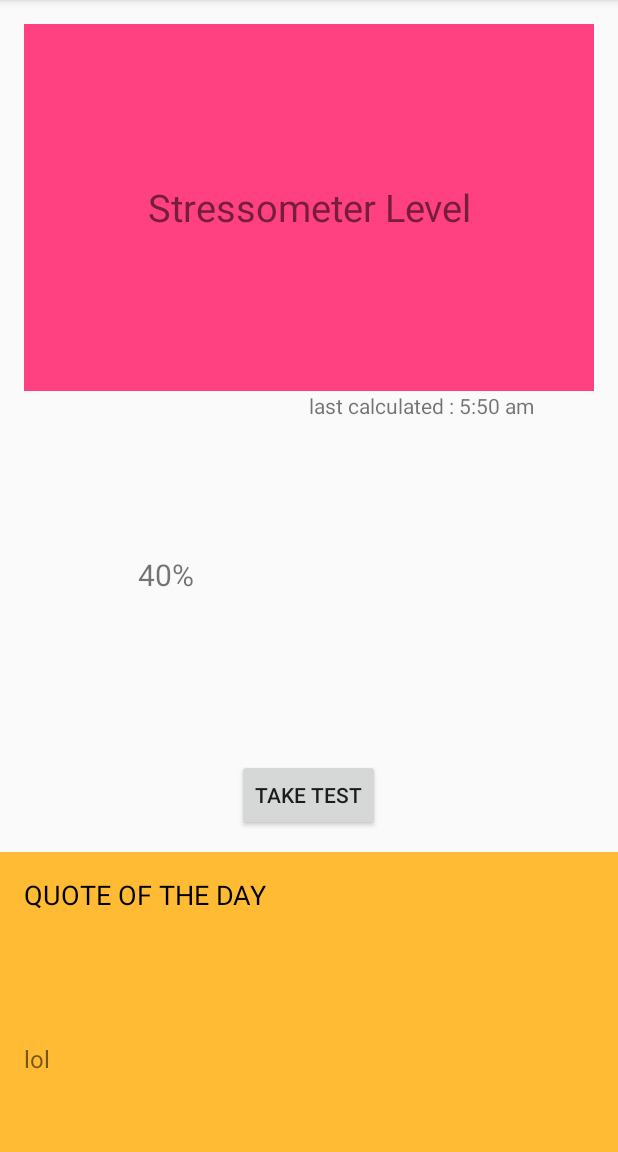
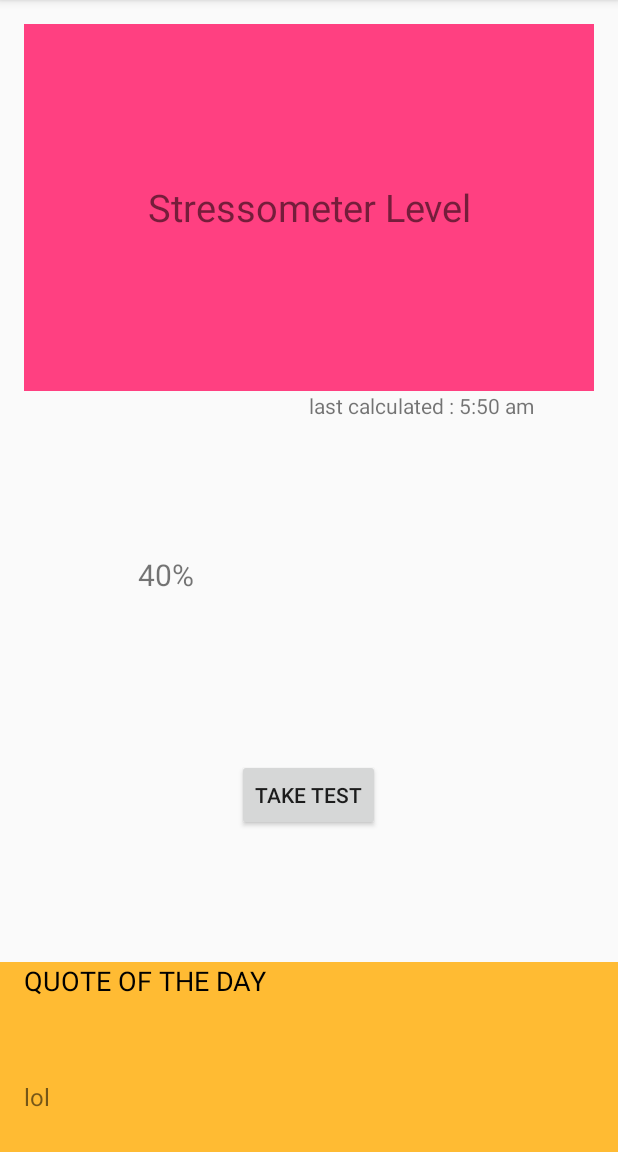
Before and after one commit to famishedrover/hackui, an Android app: the screen it shows after launch (MainActivity), on a phone screen of 412 x 824 dp, the part 84-1236 px from its top. Run offline under Robolectric (Android 15) with nearby library versions, the phone set to English and light mode, and no system bars; libraries missing offline, so code that uses them is left out: com.github.fafaldo.fabtoolbar; plain views replace FABToolbarLayout; network calls fail; 2 statements that could not run were skipped.

Commit message:
final commit

```diff
--- a/app/src/main/AndroidManifest.xml
+++ b/app/src/main/AndroidManifest.xml
@@ -11,6 +11,7 @@
         android:icon="@mipmap/ic_launcher"
         android:label="@string/app_name"
         android:supportsRtl="true"
+        android:screenOrientation="portrait"
         android:theme="@style/AppTheme">
         <activity
             android:name=".MainActivity"
--- a/app/src/main/java/com/example/android/wildcards/MainActivity.java
+++ b/app/src/main/java/com/example/android/wildcards/MainActivity.java
@@ -124,7 +124,8 @@ public class MainActivity extends AppCompatActivity
             @Override
             public void onStateChanged(View bottomSheet, int newState) {
                 if (newState == BottomSheetBehavior.STATE_COLLAPSED) {
-                    mBottomSheetBehavior.setPeekHeight(300);
+                    mBottomSheetBehavior.setPeekHeight(0);
+
                 }
             }
 
@@ -136,7 +137,7 @@ public class MainActivity extends AppCompatActivity
         mtitle=(TextView)findViewById(R.id.title)  ;
         mcontent=(TextView)findViewById(R.id.content) ;
         mBottomSheetBehavior.setState(BottomSheetBehavior.STATE_EXPANDED);
-        mBottomSheetBehavior.setPeekHeight(300);
+        mBottomSheetBehavior.setPeekHeight(190);
         mBottomSheetBehavior.setState(BottomSheetBehavior.STATE_COLLAPSED);
 
 
@@ -154,8 +155,7 @@ public class MainActivity extends AppCompatActivity
                     String t=e.getTitle() ;
 
                     mtitle.setText(t+"");
-                    mcontent.setText(Html.from
-                            Html(c)+" ");
+                    mcontent.setText(Html.fromHtml(c)+" ");
 
                 }
                 else {
--- a/app/src/main/res/layout/app_bar_main.xml
+++ b/app/src/main/res/layout/app_bar_main.xml
@@ -30,8 +30,8 @@
         android:layout_height="match_parent"
         app:showDuration="600"
         app:hideDuration="200"
-        app:horizontalMargin="30dp"
-        app:verticalMargin="30dp"
+        app:horizontalMargin="40dp"
+        app:verticalMargin="65dp"
         app:fadeInFraction="0.2"
 
         app:fabId="@+id/fabtoolbar_fab"
@@ -99,7 +99,7 @@
                 android:layout_height="match_parent"
 
                 android:text="QUOTE OF THE DAY"
-                android:padding="16dp"
+                android:paddingLeft="16dp"
                 android:textAppearance="@color/red"
 
                 android:textSize="18sp"/>
@@ -116,7 +116,7 @@
                 android:layout_height="match_parent"
                 android:text="lol"
                 android:id="@+id/content"
-                android:padding="16dp"
+                android:paddingLeft="16dp"
                 android:textSize="16sp"/>
         </LinearLayout>
     </android.support.v4.widget.NestedScrollView>
```
